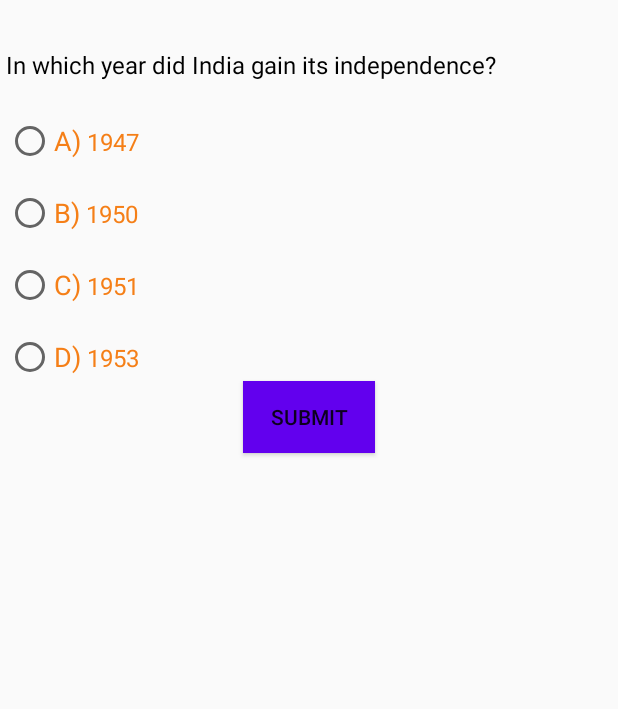
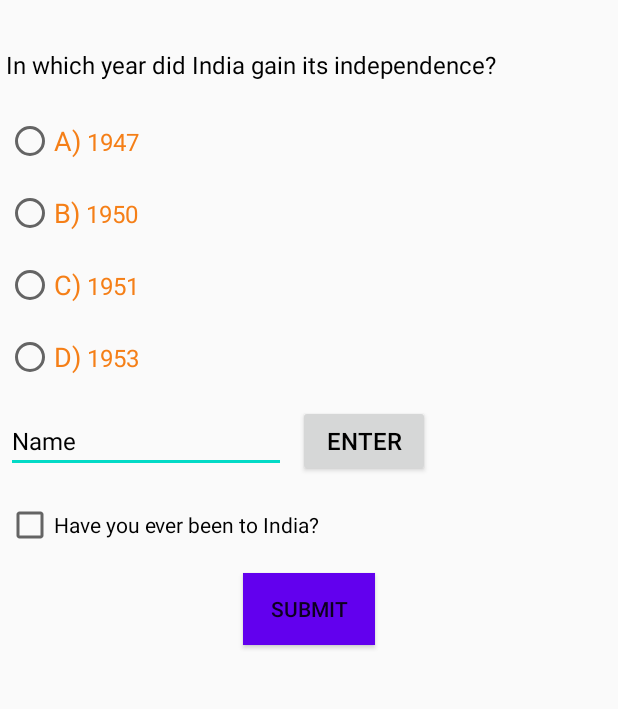
Before and after one commit to dtejwani/History_Quiz, an Android app: the screen it shows after launch (MainActivity), on a phone screen of 412 x 824 dp, the part 159-868 px from its top. Run offline under Robolectric (Android 15) with nearby library versions, the phone set to English and light mode, and no system bars.

Commit message:
second commit

```diff
--- a/app/src/main/java/com/dhsk/history_quiz/MainActivity.java
+++ b/app/src/main/java/com/dhsk/history_quiz/MainActivity.java
@@ -5,6 +5,8 @@ import androidx.appcompat.app.AppCompatActivity;
 import android.os.Bundle;
 import android.view.View;
 import android.widget.Button;
+import android.widget.CheckBox;
+import android.widget.EditText;
 import android.widget.RadioButton;
 import android.widget.RadioGroup;
 import android.widget.TextView;
@@ -21,11 +23,23 @@ public class MainActivity extends AppCompatActivity {
         quesTextView.setText("In which year did India gain its independence?");
 
     }
+
     int flag=0;
-
     int score=0;
     int ques=1;
+    String name;
+   public void getname(View v){
+       EditText nameText=(EditText) findViewById(R.id.nameEditText);
+       name= nameText.getText().toString();
+       Toast.makeText(this,"Name is "+name, Toast.LENGTH_SHORT).show();
+   }
    public void Submit_Clicked(View v){
+       if(ques==1){
+           CheckBox checkbox= (CheckBox) findViewById(R.id.checkbox);
+           if(checkbox.isChecked()){
+               Toast.makeText(this, "User has been to India", Toast.LENGTH_SHORT).show();
+           }
+       }
        update_score(flag);
    }
 
@@ -108,7 +122,7 @@ public class MainActivity extends AppCompatActivity {
 
         }
         if(ques==6){
-            Toast.makeText(this,"Your score in the quiz is "+score, Toast.LENGTH_SHORT).show();
+            Toast.makeText(this,name +" scored "+ score+" in the quiz", Toast.LENGTH_SHORT).show();
             reset();
         }
 
--- a/app/src/main/res/layout/activity_main.xml
+++ b/app/src/main/res/layout/activity_main.xml
@@ -120,7 +120,40 @@
                 android:text="1953"/>
         </LinearLayout>
     </RadioGroup>
+
+    <LinearLayout
+        android:layout_width="match_parent"
+        android:layout_height="wrap_content"
+        android:orientation="horizontal"
+        android:layout_marginTop="16dp">
+
+        <EditText
+            android:id="@+id/nameEditText"
+            android:layout_width="wrap_content"
+            android:layout_height="wrap_content"
+            android:ems="10"
+            android:inputType="textPersonName"
+            android:text="Name"
+            android:textColor="#000000"
+            android:textSize="16sp" />
+
+        <Button
+            android:layout_marginLeft="8dp"
+            android:layout_width="wrap_content"
+            android:layout_height="wrap_content"
+            android:text="Enter"
+            android:textColor="#000000"
+            android:textSize="16sp"
+            android:onClick="getname" />
+    </LinearLayout>
+    <CheckBox
+        android:layout_width="wrap_content"
+        android:layout_height="wrap_content"
+        android:layout_marginTop="16dp"
+        android:text="Have you ever been to India?"
+        android:id="@+id/checkbox"/>
     <Button
+        android:layout_marginTop="16dp"
         android:layout_width="wrap_content"
         android:layout_height="wrap_content"
         android:background="@color/colorPrimary"
@@ -129,4 +162,6 @@
         android:onClick="Submit_Clicked"
         android:text="Submit" />
 
+
+
 </LinearLayout>
```
